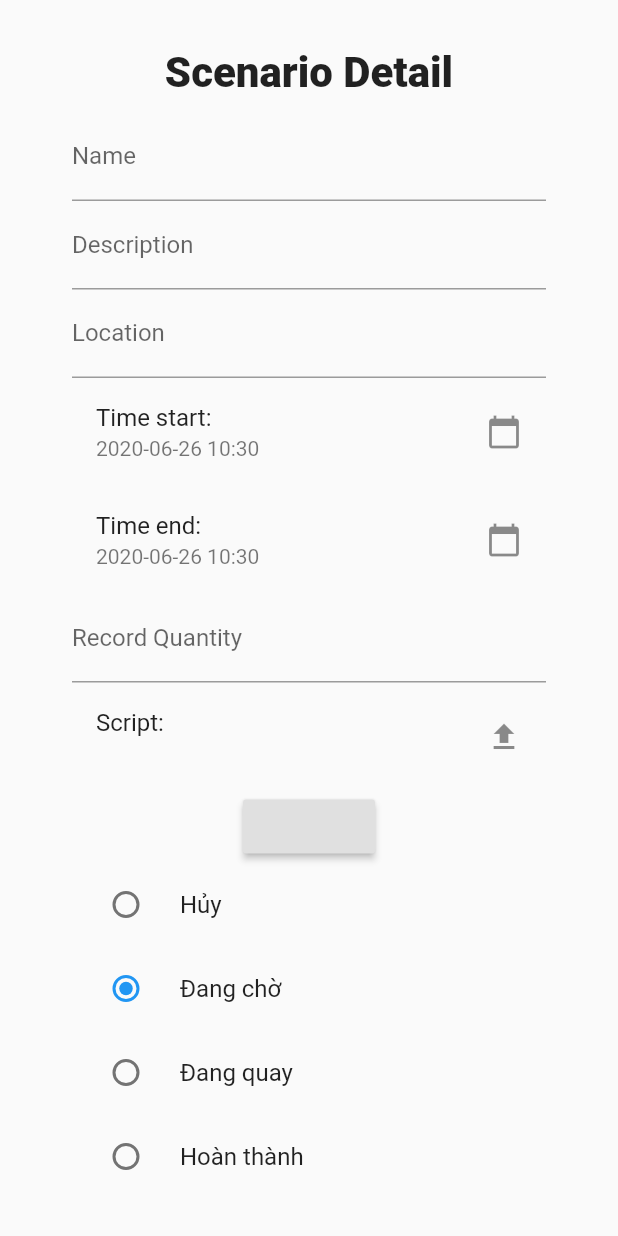
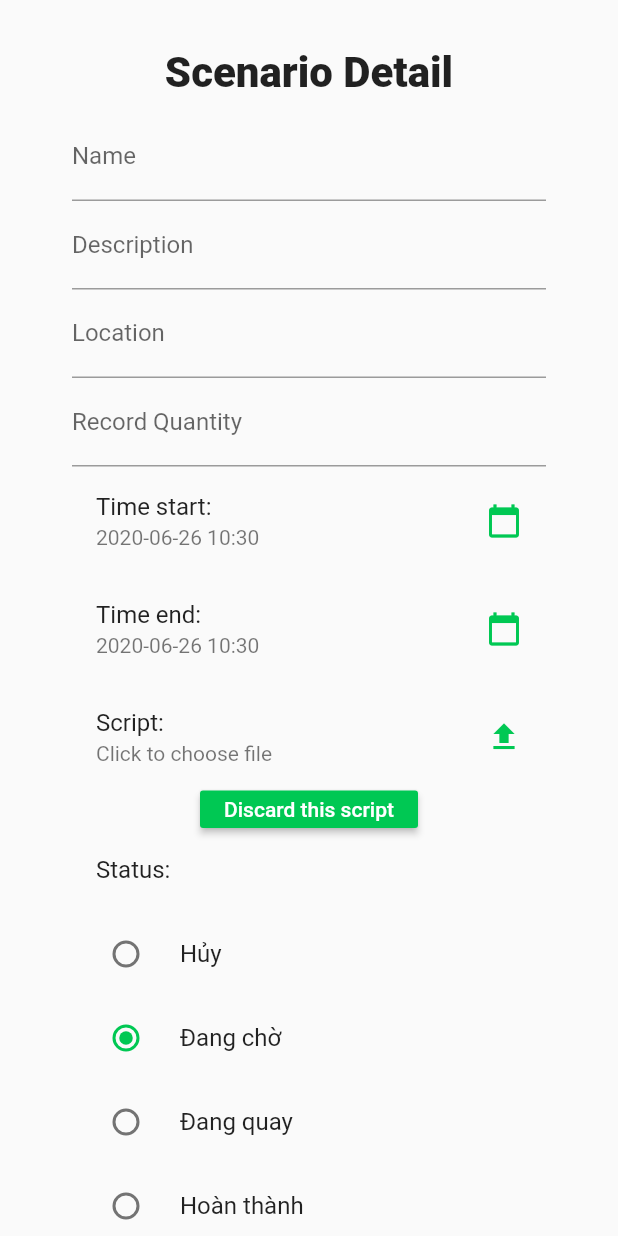
Before and after one commit to ttranphuc99/FilmManagementMobile, a Flutter app: the DirectorAddScenarioScr widget shown alone on an empty page, opened directly, on a phone screen of 412 x 824 dp. Run offline on Flutter 3.47's test engine with Material 2 defaults, Android fonts, the phone set to English and light mode, and no system bars; our stand-ins replace bloc, file_picker, firebase_messaging, firebase_storage, flutter_bloc, rxdart and 1 more; accounts and stored records are empty.

Commit message:
add scenario

```diff
--- a/lib/src/blocs/director/manage_scenario/add_scenario_bloc.dart
+++ b/lib/src/blocs/director/manage_scenario/add_scenario_bloc.dart
@@ -1,14 +1,22 @@
 import 'dart:io';
 
+import 'package:film_management/src/constants/snackbar.dart';
 import 'package:film_management/src/models/my_file.dart';
+import 'package:film_management/src/repositories/scenario_repo.dart';
 import 'package:firebase_storage/firebase_storage.dart';
 import 'package:film_management/src/models/scenario.dart';
+import 'package:flutter/cupertino.dart';
+import 'package:http/http.dart';
 import 'package:path/path.dart' as Path;
 
 import 'package:rxdart/rxdart.dart';
 
 class AddScenarioBloc {
   final PublishSubject<bool> _result = PublishSubject<bool>();
+  final _repo = ScenarioRepo();
+  final BuildContext _context;
+
+  AddScenarioBloc(this._context);
 
   Observable<bool> get result => _result.stream;
 
@@ -17,13 +25,18 @@ class AddScenarioBloc {
   }
 
   Future<bool> addScenario(Scenario scenario, MyFile script) async {
+    try {
       // upload file
       print('start upload');
-    var filename = script.filename + "-" + DateTime.now().toString() + "." + script.fileExtension;
+      var filename = script.filename +
+          "-" +
+          DateTime.now().toString() +
+          "." +
+          script.fileExtension;
 
+      if (script != null && script.filename.isNotEmpty && script.file != null) {
         StorageReference storageReference =
-      FirebaseStorage
-      .instance.ref().child('script/' + filename);
+            FirebaseStorage.instance.ref().child('script/' + filename);
 
         StorageUploadTask uploadTask = storageReference.putFile(script.file);
 
@@ -31,7 +44,25 @@ class AddScenarioBloc {
 
         print('Uploaded');
 
-    storageReference.getDownloadURL().then((value) => print(value));
+        await storageReference.getDownloadURL().then((value) {
+          print(value);
+          scenario.script = value;
+        });
+      }
+
+      var response = await _repo.addScenario(scenario);
+
+      if (response.statusCode == 201) {
+        MySnackbar.showSnackbar(_context, "Success");
+      } else {
+        MySnackbar.showSnackbar(_context, "Processing Data Failed from server");
+        return false;
+      }
+    } catch (e) {
+      print(e);
+      MySnackbar.showSnackbar(_context, "Processing Data Failed");
+      return false;
+    }
 
     return true;
   }
--- a/lib/src/models/my_file.dart
+++ b/lib/src/models/my_file.dart
@@ -6,4 +6,12 @@ class MyFile {
   String filename;
   String fileExtension;
   File file;
+  String url;
+
+  void reset() {
+    filename = null;
+    fileExtension = null;
+    file = null;
+    url = null;
+  }
 }
--- a/lib/src/models/scenario.dart
+++ b/lib/src/models/scenario.dart
@@ -15,7 +15,9 @@ class Scenario {
   String lastModifed;
   Account lastModifiedBy;
 
-  Scenario.emptyScenario();
+  Scenario.emptyScenario() {
+    id = 0;
+  }
 
   Scenario.fromJSON(Map<String, dynamic> json) :
     id = json['id'],
@@ -43,8 +45,8 @@ class Scenario {
     'script' : script,
     'status' : status,
     'createdTime' : createdTime,
-    'createdBy' : createdBy.toJson(),
+    'createdBy' : createdBy != null ? createdBy.toJson() : null,
     'lastModified' : lastModifed,
-    'lastModifiedBy' : lastModifiedBy.toJson()
+    'lastModifiedBy' : lastModifiedBy != null ? lastModifiedBy.toJson() : null
   };
 }
--- a/lib/src/repositories/scenario_repo.dart
+++ b/lib/src/repositories/scenario_repo.dart
@@ -1,3 +1,4 @@
+import 'package:film_management/src/models/scenario.dart';
 import 'package:film_management/src/providers/scenario_provider.dart';
 import 'package:http/http.dart';
 
@@ -11,4 +12,8 @@ class ScenarioRepo {
   Future<Response> getById(int id) {
     return _provider.getScenarioById(id);
   }
+
+  Future<Response> addScenario(Scenario scenario) {
+    return _provider.addScenario(scenario);
+  }
 }
--- a/lib/src/screens/director/widgets/pages/director_add_scenario_scr.dart
+++ b/lib/src/screens/director/widgets/pages/director_add_scenario_scr.dart
@@ -2,6 +2,7 @@ import 'package:file_picker/file_picker.dart';
 import 'package:film_management/src/blocs/director/manage_scenario/add_scenario_bloc.dart';
 import 'package:film_management/src/constants/snackbar.dart';
 import 'package:film_management/src/models/my_file.dart';
+import 'package:film_management/src/models/scenario.dart';
 import 'package:flutter/material.dart';
 import 'package:flutter/services.dart';
 
@@ -35,7 +36,7 @@ class _DirectorAddScenarioScrState extends State<DirectorAddScenarioScr> {
 
   @override
   Widget build(BuildContext context) {
-    _addBloc = AddScenarioBloc();
+    _addBloc = AddScenarioBloc(context);
 
     return GestureDetector(
       behavior: HitTestBehavior.translucent,
@@ -79,47 +80,35 @@ class _DirectorAddScenarioScrState extends State<DirectorAddScenarioScr> {
   Widget _buildForm() {
     return Form(
       key: _formKey,
+      child: Theme(
+        data: ThemeData(
+          primaryColor: Color(0xFF00C853),
+        ),
         child: Column(
           children: [
             TextFormField(
+              cursorColor: Color(0xFF00C853),
               controller: _nameController,
               decoration: InputDecoration(
                 labelText: "Name",
               ),
             ),
             TextFormField(
+              cursorColor: Color(0xFF00C853),
               controller: _descriptionController,
               decoration: InputDecoration(
                 labelText: "Description",
               ),
             ),
             TextFormField(
+              cursorColor: Color(0xFF00C853),
               controller: _locationController,
               decoration: InputDecoration(
                 labelText: "Location",
               ),
             ),
-          ListTile(
-            title: Text("Time start:"),
-            subtitle: Text(timeStart),
-            trailing: Icon(Icons.calendar_today),
-            onTap: () {
-              _pickDateTime(timeStart).then((value) => this.setState(() {
-                    timeStart = value;
-                  }));
-            },
-          ),
-          ListTile(
-            title: Text("Time end:"),
-            subtitle: Text(timeEnd),
-            trailing: Icon(Icons.calendar_today),
-            onTap: () {
-              _pickDateTime(timeEnd).then((value) => this.setState(() {
-                    timeEnd = value;
-                  }));
-            },
-          ),
             TextFormField(
+              cursorColor: Color(0xFF00C853),
               controller: _recordQuantityController,
               keyboardType: TextInputType.number,
               decoration: InputDecoration(
@@ -133,17 +122,48 @@ class _DirectorAddScenarioScrState extends State<DirectorAddScenarioScr> {
               },
             ),
             ListTile(
+              title: Text("Time start:"),
+              subtitle: Text(timeStart),
+              trailing: Icon(
+                Icons.calendar_today,
+                color: Color(0xFF00C853),
+              ),
+              onTap: () {
+                _pickDateTime(timeStart).then((value) => this.setState(() {
+                      timeStart = value;
+                    }));
+              },
+            ),
+            ListTile(
+              title: Text("Time end:"),
+              subtitle: Text(timeEnd),
+              trailing: Icon(
+                Icons.calendar_today,
+                color: Color(0xFF00C853),
+              ),
+              onTap: () {
+                _pickDateTime(timeEnd).then((value) => this.setState(() {
+                      timeEnd = value;
+                    }));
+              },
+            ),
+            ListTile(
               title: Text("Script:"),
-            subtitle: Text(script.filename ?? ""),
-            trailing: Icon(Icons.file_upload),
+              subtitle: Text(script.filename ?? "Click to choose file"),
+              trailing: Icon(
+                Icons.file_upload,
+                color: Color(0xFF00C853),
+              ),
               onTap: () {
-              FilePicker.getFile()
-              .then((file) {
-                var filename = file.path.substring(file.path.lastIndexOf('/') + 1);
-                var extendsion = filename.substring(filename.lastIndexOf('.') + 1);
+                FilePicker.getFile().then((file) {
+                  var filename =
+                      file.path.substring(file.path.lastIndexOf('/') + 1);
+                  var extendsion =
+                      filename.substring(filename.lastIndexOf('.') + 1);
 
                   if (extendsion != 'pdf' && extendsion != 'doc') {
-                  MySnackbar.showSnackbar(context, "File extension is not allow");
+                    MySnackbar.showSnackbar(
+                        context, "File extension is not allow");
                     return;
                   }
 
@@ -156,12 +176,63 @@ class _DirectorAddScenarioScrState extends State<DirectorAddScenarioScr> {
               },
             ),
             Container(
-            child: RaisedButton(onPressed: () {
-              _addBloc.addScenario(null, script);
-            },),
+              height: 25,
+              child: Row(
+                mainAxisAlignment: MainAxisAlignment.center,
+                children: [
+                  ButtonTheme(
+                    minWidth: 10,
+                    buttonColor: Color(0xFF00C853),
+                    child: RaisedButton(
+                      child: Container(
+                        child: Text(
+                          "Discard this script",
+                          style: TextStyle(
+                            color: Colors.white,
+                          ),
+                        ),
+                      ),
+                      onPressed: () {
+                        this.setState(() {
+                          script.reset();
+                        });
+                      },
+                    ),
+                  ),
+                ],
+              ),
+            ),
+            ListTile(
+              title: Text("Status:"),
             ),
             _buildStatus(),
+            Container(
+              child: ButtonTheme(
+                buttonColor: Color(0xFF00C853),
+                child: RaisedButton(
+                  child: Text(
+                    "ADD",
+                    style: TextStyle(
+                      color: Colors.white,
+                    ),
+                  ),
+                  onPressed: () {
+                    Scenario scenario = Scenario.emptyScenario();
+                    scenario.name = _nameController.text;
+                    scenario.description = _descriptionController.text;
+                    scenario.location = _locationController.text;
+                    scenario.recordQuantity = int.parse(_recordQuantityController.text);
+                    scenario.timeStart = timeStart;
+                    scenario.timeEnd = timeEnd;
+                    scenario.status = status;
+
+                    _addBloc.addScenario(scenario, script);
+                  },
+                ),
+              ),
+            ),
           ],
+        ),
       ),
     );
   }
@@ -172,6 +243,7 @@ class _DirectorAddScenarioScrState extends State<DirectorAddScenarioScr> {
         children: [
           RadioListTile(
             value: -1,
+            activeColor: Color(0xFF00C853),
             title: Text("Hủy"),
             groupValue: status,
             onChanged: (value) {
@@ -183,6 +255,7 @@ class _DirectorAddScenarioScrState extends State<DirectorAddScenarioScr> {
           ),
           RadioListTile(
             value: 0,
+            activeColor: Color(0xFF00C853),
             title: Text("Đang chờ"),
             groupValue: status,
             onChanged: (value) {
@@ -194,6 +267,7 @@ class _DirectorAddScenarioScrState extends State<DirectorAddScenarioScr> {
           ),
           RadioListTile(
             value: 1,
+            activeColor: Color(0xFF00C853),
             title: Text("Đang quay"),
             groupValue: status,
             onChanged: (value) {
@@ -205,6 +279,7 @@ class _DirectorAddScenarioScrState extends State<DirectorAddScenarioScr> {
           ),
           RadioListTile(
             value: 2,
+            activeColor: Color(0xFF00C853),
             title: Text("Hoàn thành"),
             groupValue: status,
             onChanged: (value) {
```
Also changed, not shown: lib/src/providers/scenario_provider.dart (+23 -0 lines). Lines whose indentation alone changed are shown as unchanged.
